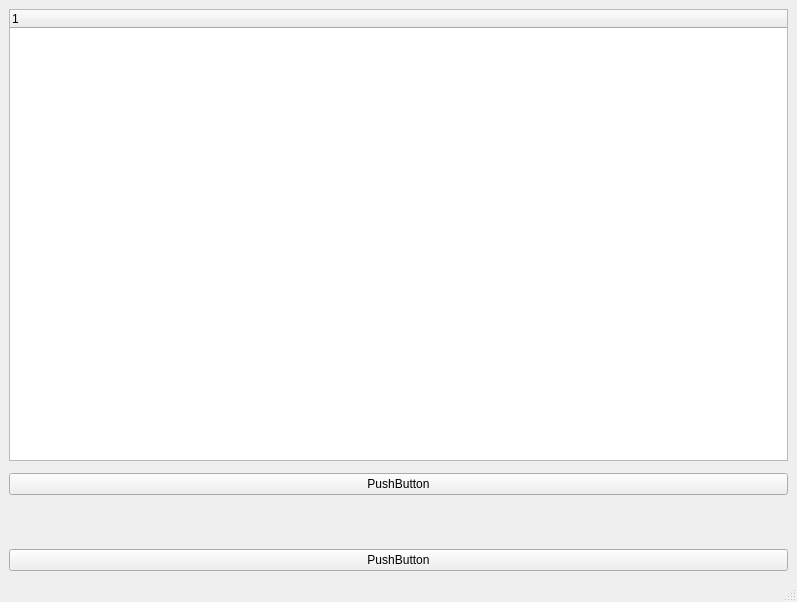
First picture: the form in Worksheet6/QT_first_project/mainwindow.ui, repository HarshalSaiKanumuri/2023_eeyhk3, before the edit.
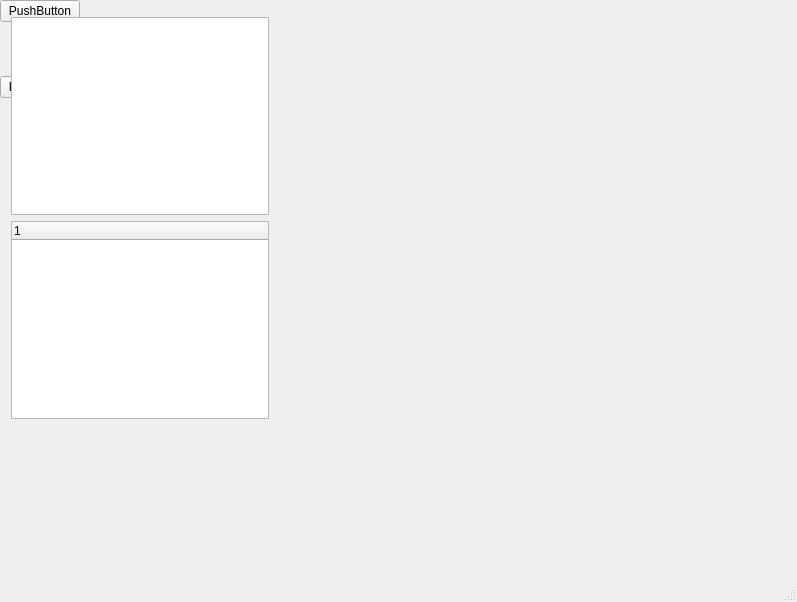
Second picture: the form after the edit.

Commit message: Completed Exercise 4: Working Tree

What changed in the file:
```diff
--- a/Worksheet6/QT_first_project/mainwindow.ui
+++ b/Worksheet6/QT_first_project/mainwindow.ui
@@ -14,24 +14,7 @@
    <string>MainWindow</string>
   </property>
   <widget class="QWidget" name="centralwidget">
-   <layout class="QVBoxLayout" name="verticalLayout_4">
-    <item>
-     <layout class="QVBoxLayout" name="verticalLayout_2">
-      <item>
-       <widget class="QTreeWidget" name="treeWidget">
-        <column>
-         <property name="text">
-          <string notr="true">1</string>
-         </property>
-        </column>
-       </widget>
-      </item>
-      <item>
-       <widget class="QWidget" name="widget" native="true"/>
-      </item>
-     </layout>
-    </item>
-    <item>
+   <widget class="QWidget" name="">
      <layout class="QVBoxLayout" name="verticalLayout_3">
       <item>
        <widget class="QPushButton" name="pushButton_2">
@@ -61,8 +44,34 @@
        </widget>
       </item>
      </layout>
-    </item>
-   </layout>
+   </widget>
+   <widget class="QWidget" name="">
+    <property name="geometry">
+     <rect>
+      <x>11</x>
+      <y>11</y>
+      <width>258</width>
+      <height>408</height>
+     </rect>
+    </property>
+    <layout class="QVBoxLayout" name="verticalLayout">
+     <item>
+      <widget class="QWidget" name="widget" native="true"/>
+     </item>
+     <item>
+      <widget class="QTreeView" name="treeView"/>
+     </item>
+     <item>
+      <widget class="QTreeWidget" name="treeWidget">
+       <column>
+        <property name="text">
+         <string notr="true">1</string>
+        </property>
+       </column>
+      </widget>
+     </item>
+    </layout>
+   </widget>
   </widget>
   <widget class="QMenuBar" name="menubar">
    <property name="geometry">
```
Lines whose indentation alone changed are shown as unchanged. The commit also changes 12 other files.
